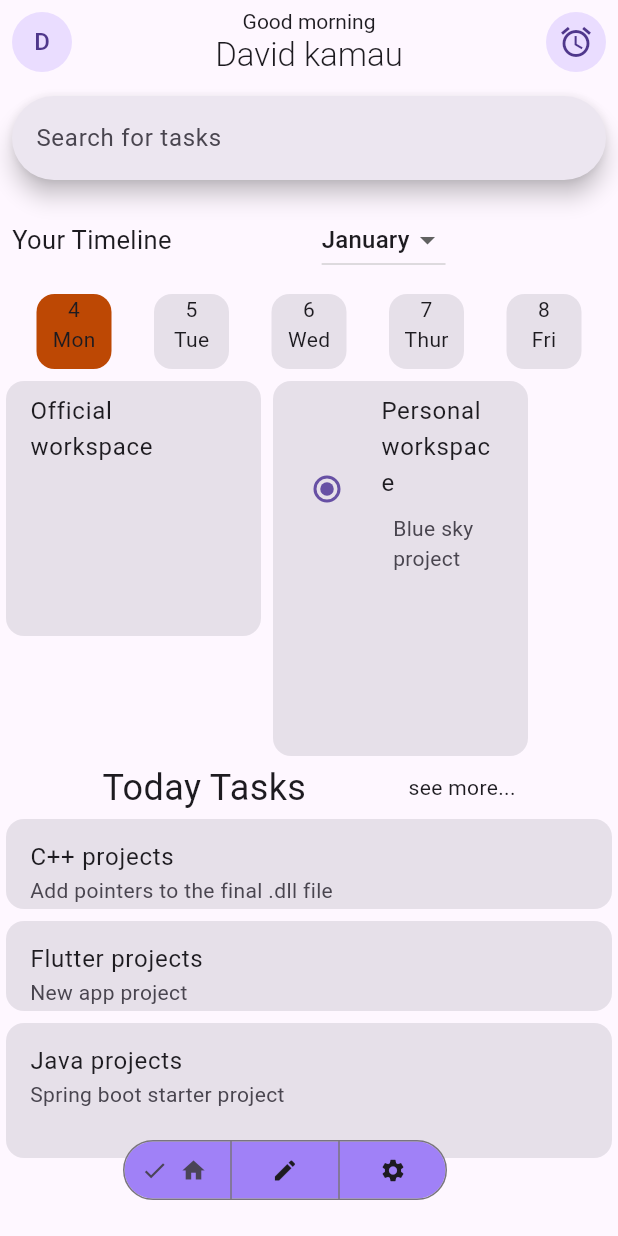
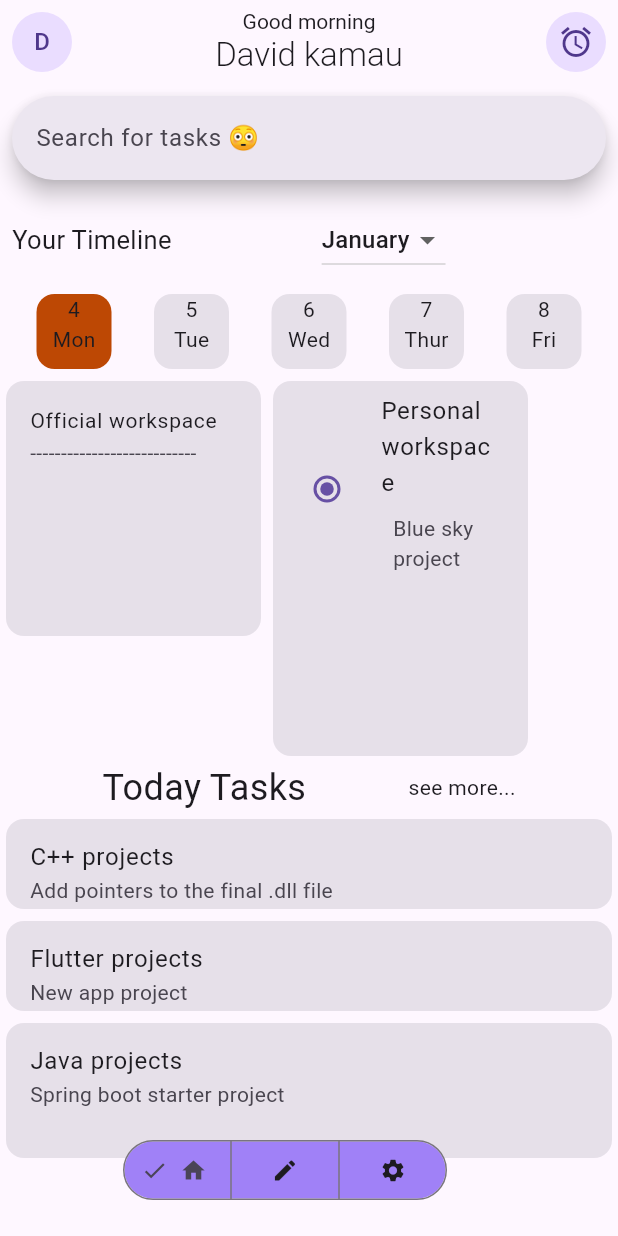
Before and after one commit to kamaathedj/BlueSky, a Flutter app: the screen it shows after launch, on a phone screen of 412 x 824 dp. Run offline on Flutter 3.47's test engine with Material 3 defaults, Android fonts, the phone set to English and light mode, and no system bars; our stand-ins replace date_field, floor, flutter_riverpod, sqflite; accounts and stored records are empty; generated files the repository leaves out were written again.

Commit message:
minor fix for home component and validation for create-task component

```diff
--- a/lib/src/Home.dart
+++ b/lib/src/Home.dart
@@ -34,7 +34,7 @@ const Home({ super.key });
             Padding(
               padding: const EdgeInsets.all(8.0),
               child: SearchBar(
-                hintText: "Search for tasks",
+                hintText: "Search for tasks 😳",
 
               ),
 
@@ -70,7 +70,9 @@ const Home({ super.key });
                   child: SizedBox.square(
                     dimension:170,
                     child: ListTile(
-                      title: Text("Official workspace"),
+
+                      title: Text("Official workspace",style: TextStyle(fontSize: 14),),
+                      subtitle: Text('---------------------------'),
                     ),
                   ),
                 ),
```
Also changed, not shown: lib/src/pages/CreateTask.dart (+41 -9 lines).
